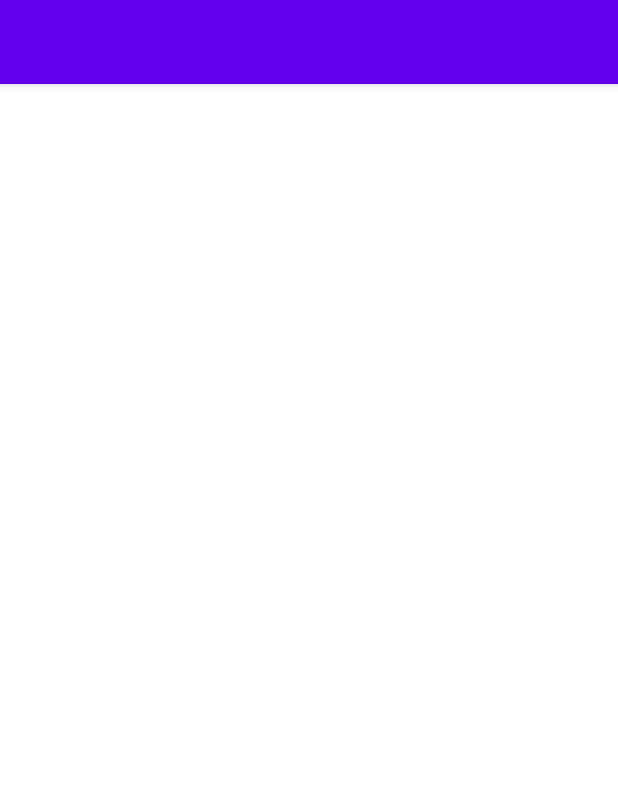
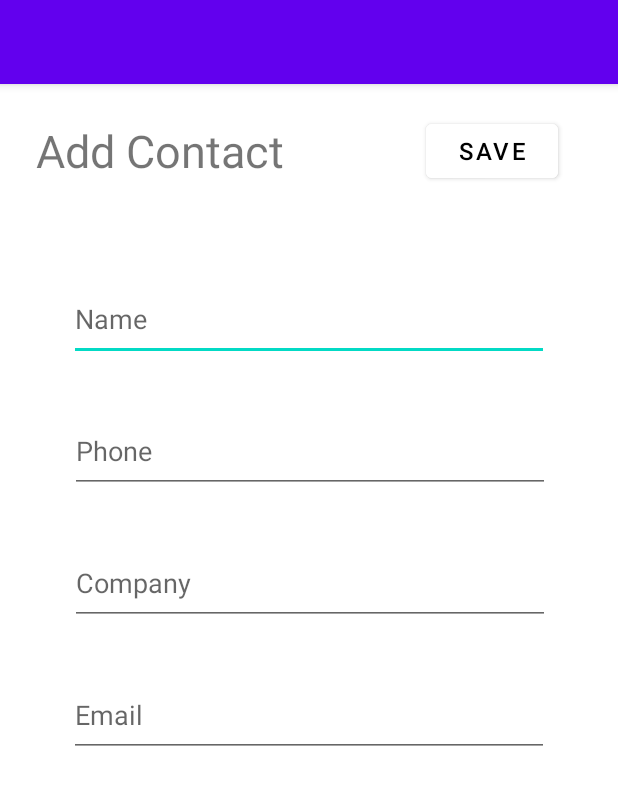
Before and after one commit to AyeshSheikh/momina191819, an Android app: the AddContact screen opened directly, with no data from a screen before it, on a phone screen of 412 x 824 dp. Shown: the top 785 px of the screen. Run offline under Robolectric (Android 15) with nearby library versions, the phone set to English and light mode, and no system bars.

Commit message:
Add Contact View Implemented

```diff
--- a/app/src/main/java/com/example/contactapp/AddContact.java
+++ b/app/src/main/java/com/example/contactapp/AddContact.java
@@ -3,6 +3,7 @@ package com.example.contactapp;
 import androidx.appcompat.app.AppCompatActivity;
 
 import android.os.Bundle;
+import android.view.View;
 
 public class AddContact extends AppCompatActivity {
 
@@ -11,4 +12,7 @@ public class AddContact extends AppCompatActivity {
         super.onCreate(savedInstanceState);
         setContentView(R.layout.activity_add_contact);
     }
+
+    public void save(View view) {
+    }
 }
--- a/app/src/main/res/layout/activity_add_contact.xml
+++ b/app/src/main/res/layout/activity_add_contact.xml
@@ -6,4 +6,84 @@
     android:layout_height="match_parent"
     tools:context=".AddContact">
 
+    <TextView
+        android:id="@+id/textView2"
+        android:layout_width="wrap_content"
+        android:layout_height="wrap_content"
+        android:layout_marginStart="24dp"
+        android:layout_marginLeft="24dp"
+        android:layout_marginTop="24dp"
+        android:text="@string/add_contact"
+        android:textSize="30sp"
+        app:layout_constraintStart_toStartOf="parent"
+        app:layout_constraintTop_toTopOf="parent" />
+
+    <Button
+        android:id="@+id/button"
+        android:layout_width="wrap_content"
+        android:layout_height="wrap_content"
+        android:layout_marginEnd="40dp"
+        android:layout_marginRight="40dp"
+        android:backgroundTint="@color/white"
+        android:onClick="save"
+        android:text="@string/save"
+        android:textColor="@color/black"
+        android:textSize="16sp"
+        app:layout_constraintBottom_toBottomOf="@+id/textView2"
+        app:layout_constraintEnd_toEndOf="parent"
+        app:layout_constraintTop_toTopOf="@+id/textView2"
+        tools:ignore="UsingOnClickInXml" />
+
+    <EditText
+        android:id="@+id/editTextTextPersonName"
+        android:layout_width="320dp"
+        android:layout_height="56dp"
+        android:layout_marginTop="64dp"
+        android:ems="10"
+        android:hint="Name"
+        android:inputType="textPersonName"
+        app:layout_constraintEnd_toEndOf="parent"
+        app:layout_constraintHorizontal_bias="0.5"
+        app:layout_constraintStart_toStartOf="parent"
+        app:layout_constraintTop_toBottomOf="@+id/textView2" />
+
+    <EditText
+        android:id="@+id/editTextTextPersonName1"
+        android:layout_width="320dp"
+        android:layout_height="56dp"
+        android:layout_marginTop="32dp"
+        android:ems="10"
+        android:hint="Phone"
+        android:inputType="phone"
+        app:layout_constraintEnd_toEndOf="parent"
+        app:layout_constraintHorizontal_bias="0.505"
+        app:layout_constraintStart_toStartOf="parent"
+        app:layout_constraintTop_toBottomOf="@+id/editTextTextPersonName" />
+
+    <EditText
+        android:id="@+id/editTextTextPersonName3"
+        android:layout_width="320dp"
+        android:layout_height="56dp"
+        android:layout_marginTop="32dp"
+        android:ems="10"
+        android:hint="Company"
+        android:inputType="textPersonName"
+        app:layout_constraintEnd_toEndOf="parent"
+        app:layout_constraintHorizontal_bias="0.505"
+        app:layout_constraintStart_toStartOf="parent"
+        app:layout_constraintTop_toBottomOf="@+id/editTextTextPersonName1" />
+
+    <EditText
+        android:id="@+id/editTextTextPersonName4"
+        android:layout_width="320dp"
+        android:layout_height="56dp"
+        android:layout_marginTop="32dp"
+        android:ems="10"
+        android:hint="Email"
+        android:inputType="textPersonName"
+        app:layout_constraintEnd_toEndOf="parent"
+        app:layout_constraintHorizontal_bias="0.5"
+        app:layout_constraintStart_toStartOf="parent"
+        app:layout_constraintTop_toBottomOf="@+id/editTextTextPersonName3" />
+
 </androidx.constraintlayout.widget.ConstraintLayout>
```
